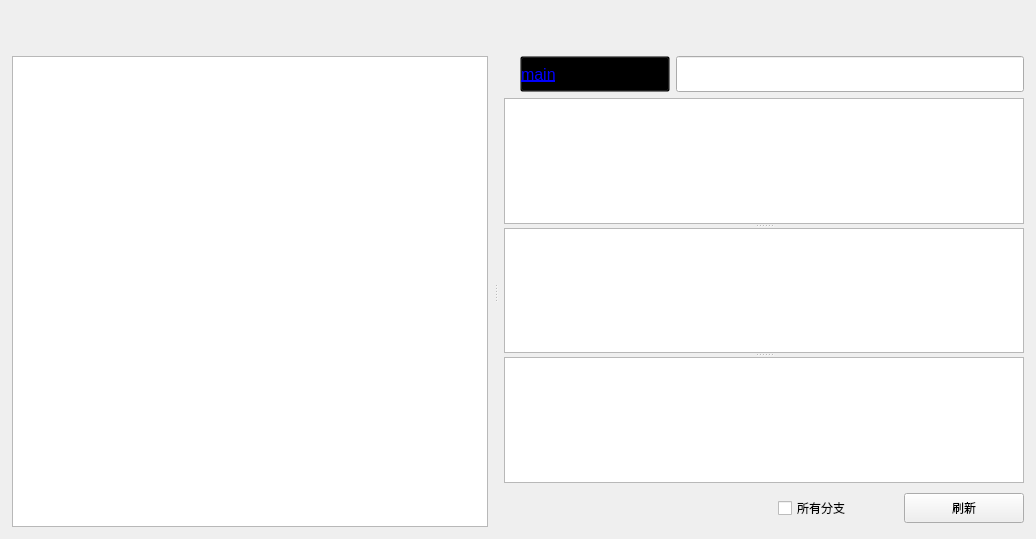
Before: the Qt Designer form src/window/MainWindow.ui in BeyondXinXin/RepoReporter, drawn with Qt 5.
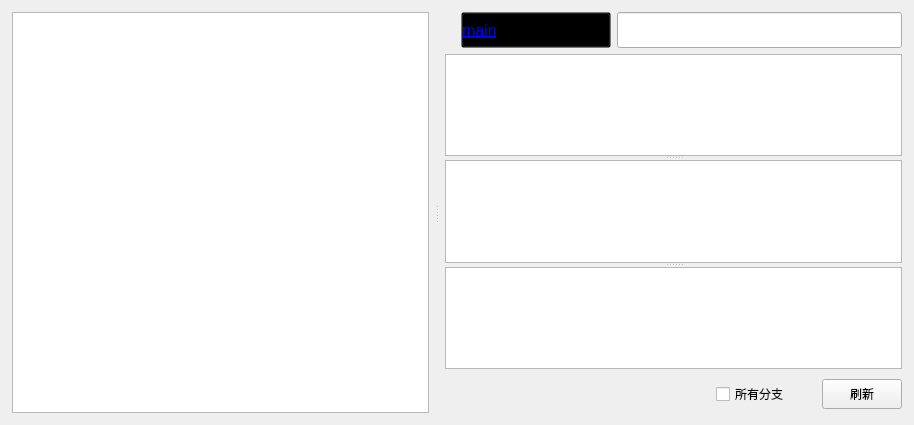
After: the same form once the commit is applied. Custom widgets are drawn as their Qt base class.

Commit message: 【style】 样式微调

What changed in the file:
```diff
--- a/src/window/MainWindow.ui
+++ b/src/window/MainWindow.ui
@@ -6,8 +6,8 @@
    <rect>
     <x>0</x>
     <y>0</y>
-    <width>1036</width>
-    <height>539</height>
+    <width>914</width>
+    <height>425</height>
    </rect>
   </property>
   <property name="windowTitle">
@@ -28,48 +28,12 @@
 </string>
   </property>
   <widget class="QWidget" name="centralwidget">
-   <layout class="QVBoxLayout" name="verticalLayout_3">
-    <property name="spacing">
-     <number>0</number>
-    </property>
-    <property name="leftMargin">
-     <number>0</number>
-    </property>
-    <property name="topMargin">
-     <number>0</number>
-    </property>
-    <property name="rightMargin">
-     <number>0</number>
-    </property>
-    <property name="bottomMargin">
-     <number>0</number>
-    </property>
-    <item>
-     <widget class="QWidget" name="widget" native="true">
-      <property name="minimumSize">
-       <size>
-        <width>0</width>
-        <height>56</height>
-       </size>
-      </property>
-      <property name="maximumSize">
-       <size>
-        <width>16777215</width>
-        <height>56</height>
-       </size>
-      </property>
-     </widget>
-    </item>
-    <item>
      <layout class="QVBoxLayout" name="verticalLayout_2">
-      <property name="spacing">
-       <number>12</number>
-      </property>
       <property name="leftMargin">
        <number>12</number>
       </property>
       <property name="topMargin">
-       <number>0</number>
+     <number>12</number>
       </property>
       <property name="rightMargin">
        <number>12</number>
@@ -217,13 +181,13 @@
              <widget class="QCheckBox" name="AllbranchCbox">
               <property name="minimumSize">
                <size>
-                <width>120</width>
+              <width>100</width>
                 <height>30</height>
                </size>
               </property>
               <property name="maximumSize">
                <size>
-                <width>120</width>
+              <width>100</width>
                 <height>30</height>
                </size>
               </property>
@@ -236,13 +200,13 @@
              <widget class="QPushButton" name="RefreshBtn">
               <property name="minimumSize">
                <size>
-                <width>120</width>
+              <width>80</width>
                 <height>30</height>
                </size>
               </property>
               <property name="maximumSize">
                <size>
-                <width>120</width>
+              <width>80</width>
                 <height>30</height>
                </size>
               </property>
@@ -256,8 +220,6 @@
          </layout>
         </widget>
        </widget>
-      </item>
-     </layout>
     </item>
    </layout>
   </widget>
```
Lines whose indentation alone changed are shown as unchanged. The commit also changes 2 other files.
